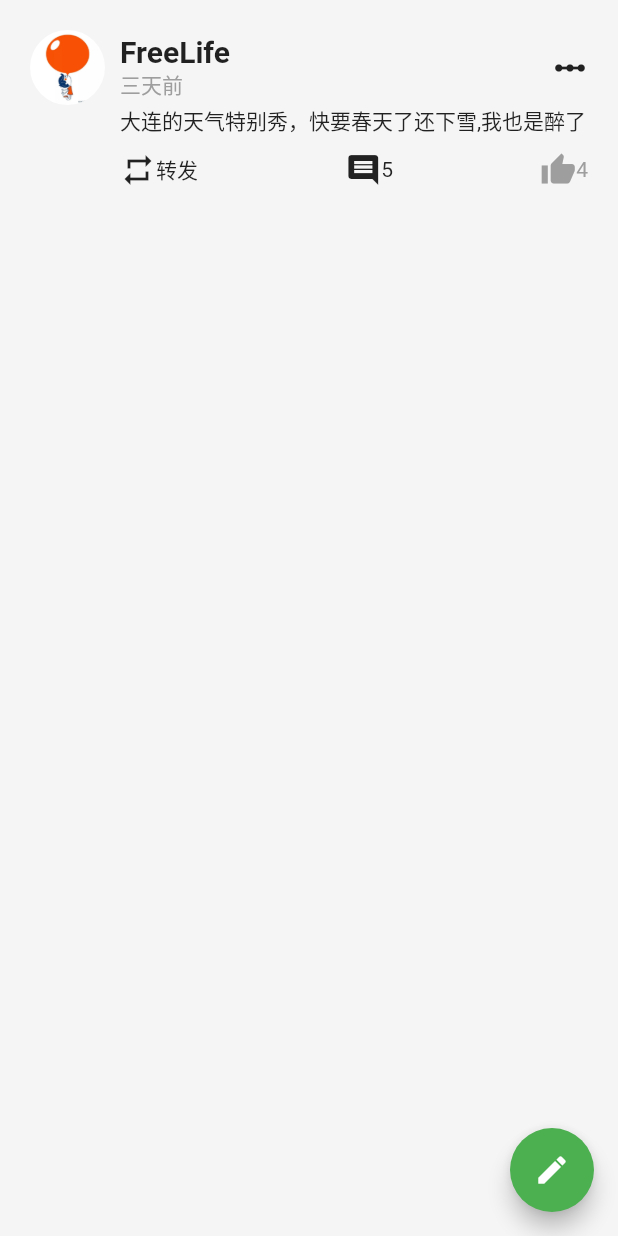
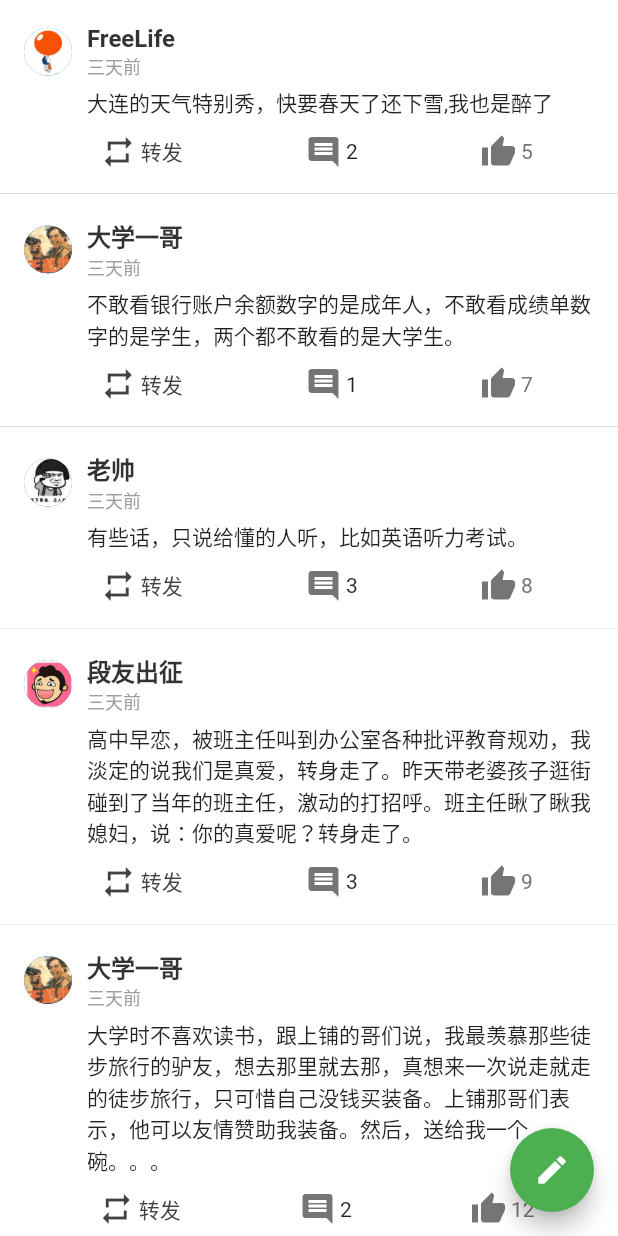
Before and after one commit to FreeLifeSJ/idea, a Flutter app: the IdeaPage screen opened directly, on a phone screen of 412 x 824 dp. Run offline on Flutter 3.47's test engine with Material 2 defaults, Android fonts, the phone set to English and light mode, and no system bars; our stand-ins replace dio; missing offline and left inert: common_utils.

Commit message:
想法界面实现

```diff
--- a/lib/model/comtoanswer.dart
+++ b/lib/model/comtoanswer.dart
@@ -1,5 +1,5 @@
 import 'package:meta/meta.dart';
-
+//对回答的评论类  其实现在想法也是用的这个类
 class Com2ans{
   int com2ans_id;
   int author_id;
@@ -14,4 +14,6 @@ class Com2ans{
   Com2ans({@required this.com2ans_id, this.author_id,this.praise_num=0,
   @required this.content,this.ans_id,@required this.create_time,
     @required this.user_name,@required this.head_url});
+
+  Com2ans.IdeaComment({this.head_url,this.user_name,this.content});
 }
--- a/lib/model/idea.dart
+++ b/lib/model/idea.dart
@@ -25,6 +25,9 @@ class Idea{
   String head_url;
 
   Idea({@required this.idea_id,this.author_id,this.content,@required this.user_name,
-  this.comments_num=0,this.praise_num=0,this.forwarded_num,@required this.create_time});
+  this.comments_num=0,this.praise_num=0,this.forwarded_num,@required this.create_time,
+  this.head_url});
+
+  Idea.fromResource({this.head_url,this.user_name,this.content,this.praise_num,this.comments_num});
 
 }
--- a/lib/page/idea.dart
+++ b/lib/page/idea.dart
@@ -1,4 +1,7 @@
 import 'package:flutter/material.dart';
+import 'package:gaozhongzhihu/widgets/idea_item.dart';
+import 'package:gaozhongzhihu/model/idea.dart';
+import 'package:gaozhongzhihu/resources/resources_index.dart';
 
 class IdeaPage extends StatelessWidget{
   @override
@@ -16,6 +19,7 @@ class IdeaPage extends StatelessWidget{
   }
 
   Widget _buildBody(){
+    List<Idea> list = getIdeas();
     //这段代码有问题
     /*return Column(
       children: <Widget>[
@@ -35,125 +39,22 @@ class IdeaPage extends StatelessWidget{
       ],
     );*/
     return ListView(
-      children: <Widget>[
-        _Idea(),
-      ],
-
+      //TODO:弄清楚这个方法的原理 map方法返回的是什么，为什么要用toList（）
+      children: list.map((model){
+        return IdeaItem(model: model);
+      }).toList()
     );
   }
 
+  List<Idea> getIdeas(){
+    List<Idea> list = List<Idea>();
+    for(int i=0;i<ideaUserName.length;i++){
+      Idea idea = Idea.fromResource(user_name: ideaUserName[i],
+        head_url: ideaHeadUrl[i],content: ideaContents[i],
+        praise_num: ideaPraisesNum[i],comments_num: ideaCommentsNum[i]);
+      list.add(idea);
+    }
+    return list;
+  }
+
 }
-
-
-class _Idea extends StatelessWidget{
-  @override
-  Widget build(BuildContext context) {
-    // TODO: implement build
-    return Container(
-      padding: EdgeInsets.all(20),
-      child: Column(
-        crossAxisAlignment: CrossAxisAlignment.start,
-        children: <Widget>[
-          Row(
-            children: <Widget>[
-              Container(
-                width: 50,
-                height: 50,
-                margin: EdgeInsets.only(right: 10),
-                decoration: BoxDecoration(
-                    shape: BoxShape.circle,
-                    image: DecorationImage(image:AssetImage("images/userimage.jpg"), )),
-              ),
-              Expanded(
-                child: Column(
-                  crossAxisAlignment: CrossAxisAlignment.start,
-                  children: <Widget>[
-                    Text("FreeLife",style: TextStyle(fontWeight: FontWeight.bold,fontSize: 20),),
-                    Text("三天前",style: TextStyle(color: Colors.grey),),
-                  ],
-                ),
-              ),
-              Icon(Icons.linear_scale),//怎样才能导入自己的图标
-            ],
-          ),
-          Container(
-            padding: EdgeInsets.only(left: 60),
-            child: Text("大连的天气特别秀，快要春天了还下雪,我也是醉了"),
-          ),
-          //TODO 实现一个放置图片或视频的
-          //底部菜单栏
-          Container(
-            padding: EdgeInsets.only(left: 60,top: 10),
-            child:_IdeaBottom() ,
-          )
-        ],
-      ),
-    );
-  }
-}
-
-class _IdeaBottom extends StatefulWidget{
-
-  @override
-  State createState() {
-    return _IdeaBottomState();
-  }
-}
-
-class _IdeaBottomState extends State<_IdeaBottom>{
-  int thumbUpNum =4;
-  bool isThumbUp = false;
-  @override
-  Widget build(BuildContext context) {
-    // TODO: implement build
-    return Row(
-      mainAxisAlignment: MainAxisAlignment.spaceBetween,
-      children: <Widget>[
-        GestureDetector(
-          onTap: (){
-            print("转发");
-          },
-          child: Row(
-            mainAxisSize: MainAxisSize.min,
-            children: <Widget>[
-              Icon(Icons.repeat),
-              Text("转发")
-            ],
-          ),
-        ),
-        GestureDetector(
-          onTap: (){
-            print("评论");
-          },
-          child: Row(
-            mainAxisSize: MainAxisSize.min,
-            children: <Widget>[
-              Icon(Icons.comment),
-              Text("5"),
-            ],
-          ),
-        ),
-        GestureDetector(
-          onTap: (){
-            setState(() {
-              if(isThumbUp){
-                isThumbUp = false;
-                thumbUpNum--;
-              }else{
-                isThumbUp = true;
-                thumbUpNum++;
-              }
-            });
-          },
-          child: Row(
-            mainAxisSize: MainAxisSize.min,
-            children: <Widget>[
-              Icon(Icons.thumb_up,color: isThumbUp?Colors.pink:Colors.grey,),
-              Text(thumbUpNum.toString(),style: TextStyle(color:isThumbUp?Colors.pink:Colors.grey),),
-            ],
-          ),
-        )
-      ],
-    );
-  }
-}
--- a/lib/resources/colours.dart
+++ b/lib/resources/colours.dart
@@ -6,4 +6,7 @@ class Colours{
   static Color text_gray = Color(0xFF999999);
 
   static Color divider = Color(0xFFe5e5e5);
+  static Color dividerDark = Colors.grey.shade400;
+
+  static Color iconColorGrey = Colors.grey.shade600;
 }
--- a/lib/resources/dimens.dart
+++ b/lib/resources/dimens.dart
@@ -11,4 +11,5 @@ class Dimens{
   static const double gap_dp14 = 14;
   static const double gap_dp15 = 15;
   static const double gap_dp16 = 16;
+  static const double gap_dp3 = 3;
 }
--- a/lib/resources/strings.dart
+++ b/lib/resources/strings.dart
@@ -42,3 +42,48 @@ List<String> headUrls =const[
 List<int> supportsnum = const[1000,2001,1997,2019,300,4009,4563];
 
 List<int> commentsnum = const[50,200,30,34,55,66,286];
+
+
+List<String> ideaContents = const[
+  "大连的天气特别秀，快要春天了还下雪,我也是醉了",
+  "不敢看银行账户余额数字的是成年人，不敢看成绩单数字的是学生，两个都不敢看的是大学生。",
+  "有些话，只说给懂的人听，比如英语听力考试。",
+  "高中早恋，被班主任叫到办公室各种批评教育规劝，我淡定的说我们是真爱，转身走了。昨天带老婆孩子逛街碰到了当年的班主任，激动的打招呼。班主任瞅了瞅我媳妇，说：你的真爱呢？转身走了。",
+  "大学时不喜欢读书，跟上铺的哥们说，我最羡慕那些徒步旅行的驴友，想去那里就去那，真想来一次说走就走的徒步旅行，只可惜自己没钱买装备。上铺那哥们表示，他可以友情赞助我装备。然后，送给我一个碗。。。",
+  "一个高中理科生，受韩寒、郭敬明等人的启发，放弃理科，决心靠写小说致富。第一部小说写了三章之后被父母发现，被迫中止。哦，对了，这部小说叫《霸道寝室长爱上我》。",
+  "临毕业，一女生在食堂门口卖书并大字写到：买书送学姐啦。一学弟假装翻书顺便问到：买书真的可以送学姐吗？学姐回答：是的，明晚8点火车，记得来送学姐啊！",
+  "同学手机掉地上了，其中夹杂着兜里的几个硬币。。。旁边一路人看到后说：哎呦，看人家，连电话费都摔出来了。。。",
+];
+
+List<String> ideaHeadUrl = const[
+  "images/userimage.jpg",
+  "images/skytiger.png",
+  "images/mosthandsome.png",
+  "images/duanyou.png",
+  "images/skytiger.png",
+  "images/duanyou.png",
+  "images/beatifulgirl.png",
+  "images/duanyou.png",
+];
+
+List<String> ideaUserName = const[
+  "FreeLife",
+  "大学一哥",
+  "老帅",
+  "段友出征",
+  "大学一哥",
+  "段友出征",
+  "老美",
+  "段友出征",
+];
+
+List<int> ideaPraisesNum = const[5,7,8,9,12,4,5,23,];
+List<int> ideaCommentsNum = const[2,1,3,3,2,3,1,1];
+
+
+List<String> commentContents = const[
+  "Good job",
+  "干的漂亮",
+  "二营长，老子的意大利炮呢",
+  "校医务室啥时候能添副好的拐"
+];
--- a/lib/resources/styles.dart
+++ b/lib/resources/styles.dart
@@ -44,8 +44,10 @@ class Gaps{
   static SizedBox hGap5 = SizedBox(width: Dimens.gap_dp5,);
   static SizedBox hGap10 = SizedBox(width: Dimens.gap_dp10,);
   static SizedBox hGap15 = SizedBox(width: Dimens.gap_dp15,);
+  static SizedBox hGap3 = SizedBox(width: Dimens.gap_dp3);
 
   static SizedBox vGap5 = SizedBox(height: Dimens.gap_dp5,);
   static SizedBox vGap10 = SizedBox(height: Dimens.gap_dp10,);
   static SizedBox vGap15 = SizedBox(height: Dimens.gap_dp15,);
+  static SizedBox vGap16 = SizedBox(height: Dimens.gap_dp16,);
 }
--- /dev/null
+++ b/lib/widgets/idea_item.dart
@@ -0,0 +1,137 @@
+import 'package:flutter/material.dart';
+import 'package:gaozhongzhihu/model/idea.dart';
+import 'package:gaozhongzhihu/resources/resources_index.dart';
+import 'package:gaozhongzhihu/page/idea_file/ideaScaffold.dart';
+
+//给另一个dart文件用 这里就不能定义成_IdeaItem了 不能定义成私有的了
+class IdeaItem extends StatelessWidget{
+  final Idea model;
+  IdeaItem({this.model,Key key}):super(key:key);
+  @override
+  Widget build(BuildContext context) {
+    // TODO: implement build
+    return InkWell(
+      onTap: (){Navigator.push(context, MaterialPageRoute(builder: (context)=>IdeaScaffold(model: model,)));},
+      child:Container(
+        decoration: BoxDecoration(
+          color: Colors.white,
+          border: Border(bottom: BorderSide(width: 0.33,color: Colours.dividerDark)),
+        ),
+        padding: EdgeInsets.all(16),
+        child: Column(
+          crossAxisAlignment: CrossAxisAlignment.start,
+          children: <Widget>[
+            Row(
+              children: <Widget>[
+                Container(
+                  margin: EdgeInsets.only(right: 10),
+                  child: CircleAvatar(
+                    radius: 16,
+                    backgroundImage: AssetImage(model.head_url),
+                  ),
+                  //这个方式实现会有空白
+                  /*decoration: BoxDecoration(
+                      shape: BoxShape.circle,
+                      image: DecorationImage(image:AssetImage(model.head_url), )),*/
+                ),
+                Expanded(
+                  child: Column(
+                    crossAxisAlignment: CrossAxisAlignment.start,
+                    children: <Widget>[
+                      Text(model.user_name,style:TextStyles.listTitle,),
+                      Text("三天前",style: TextStyle(color: Colors.grey,fontSize: Dimens.font_sp12),),
+                    ],
+                  ),
+                ),
+                //TODO:导入自己的图标 举报按钮
+                // Icon(Icons.linear_scale),//怎样才能导入自己的图标
+              ],
+            ),
+            Gaps.vGap5,
+            Container(
+              padding: EdgeInsets.only(left: 42),
+              child: Text(model.content),
+            ),
+            //TODO 实现一个放置图片或视频的
+            //底部菜单栏
+            Container(
+              padding: EdgeInsets.only(left:10,top: 10),
+              child:_IdeaBottom(model: model,) ,
+            )
+          ],
+        ),
+      ) ,
+    );
+  }
+}
+
+class _IdeaBottom extends StatefulWidget{
+  final Idea model;
+  _IdeaBottom({this.model,Key key}):super(key:key);
+  @override
+  State createState() {
+    return _IdeaBottomState(thumbUpNum: model.praise_num);
+  }
+}
+
+class _IdeaBottomState extends State<_IdeaBottom>{
+  int thumbUpNum ;
+  _IdeaBottomState({this.thumbUpNum});
+  bool isThumbUp = false;
+  @override
+  Widget build(BuildContext context) {
+    // TODO: implement build
+    return Row(
+      mainAxisAlignment: MainAxisAlignment.spaceAround,
+      children: <Widget>[
+        GestureDetector(
+          onTap: (){
+            print("转发");
+          },
+          child: Row(
+            mainAxisSize: MainAxisSize.min,
+            children: <Widget>[
+              Icon(Icons.repeat,color: Colors.grey.shade800,),
+              Gaps.hGap3,
+              Text("转发",style: TextStyle(color: Colors.grey.shade800),)
+            ],
+          ),
+        ),
+        GestureDetector(
+          onTap: (){
+            print("评论");
+          },
+          child: Row(
+            mainAxisSize: MainAxisSize.min,
+            children: <Widget>[
+              Icon(Icons.comment,color: Colors.grey.shade600,),
+              Gaps.hGap3,
+              Text(widget.model.comments_num.toString()),
+            ],
+          ),
+        ),
+        GestureDetector(
+          onTap: (){
+            setState(() {
+              if(isThumbUp){
+                isThumbUp = false;
+                thumbUpNum--;
+              }else{
+                isThumbUp = true;
+                thumbUpNum++;
+              }
+            });
+          },
+          child: Row(
+            mainAxisSize: MainAxisSize.min,
+            children: <Widget>[
+              Icon(Icons.thumb_up,color: isThumbUp?Colors.pink:Colors.grey.shade600,),
+              Gaps.hGap3,
+              Text(thumbUpNum.toString(),style: TextStyle(color:isThumbUp?Colors.pink:Colors.grey.shade600),),
+            ],
+          ),
+        )
+      ],
+    );
+  }
+}
--- a/pubspec.yaml
+++ b/pubspec.yaml
@@ -52,6 +52,10 @@ flutter:
     - images/avatar5.jpg
     - images/avatar6.jpg
     - images/avatar7.jpg
+    - images/duanyou.png
+    - images/skytiger.png
+    - images/beatifulgirl.png
+    - images/mosthandsome.png
   # To add assets to your application, add an assets section, like this:
   # assets:
   #  - images/a_dot_burr.jpeg
```
Also changed, not shown: lib/page/idea_file/ideaScaffold.dart (added, +117 -0 lines), lib/widgets/comment_item.dart (added, +63 -0 lines), images/beatifulgirl.png (added), images/duanyou.png (added), images/mosthandsome.png (added), images/skytiger.png (added).
